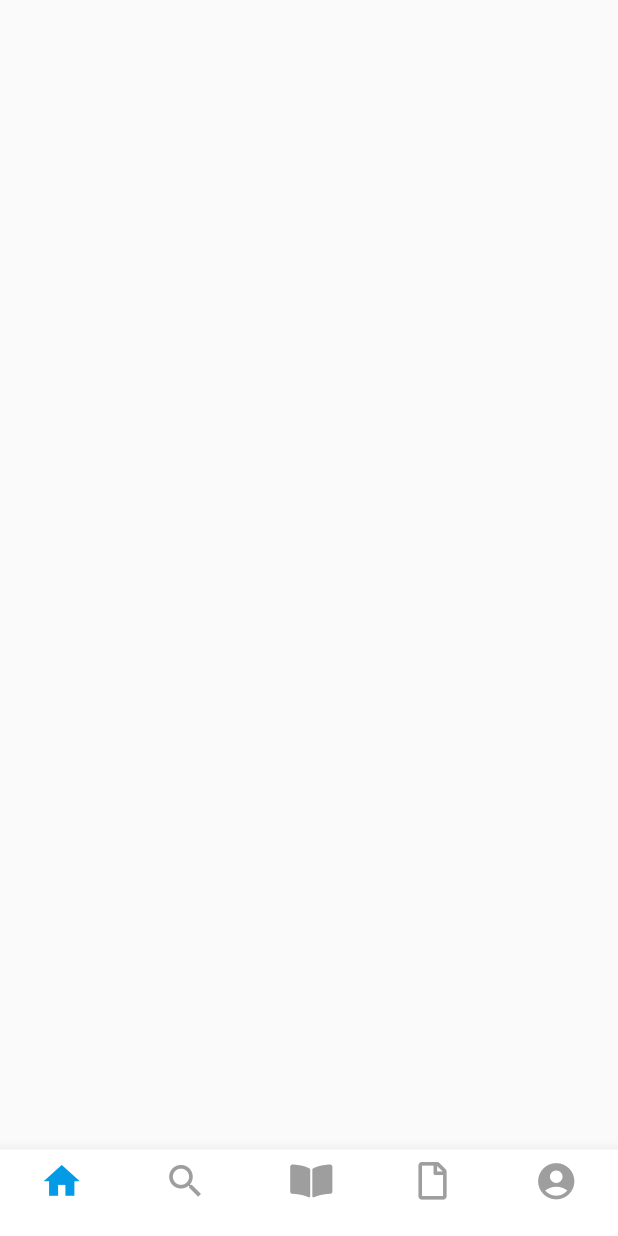
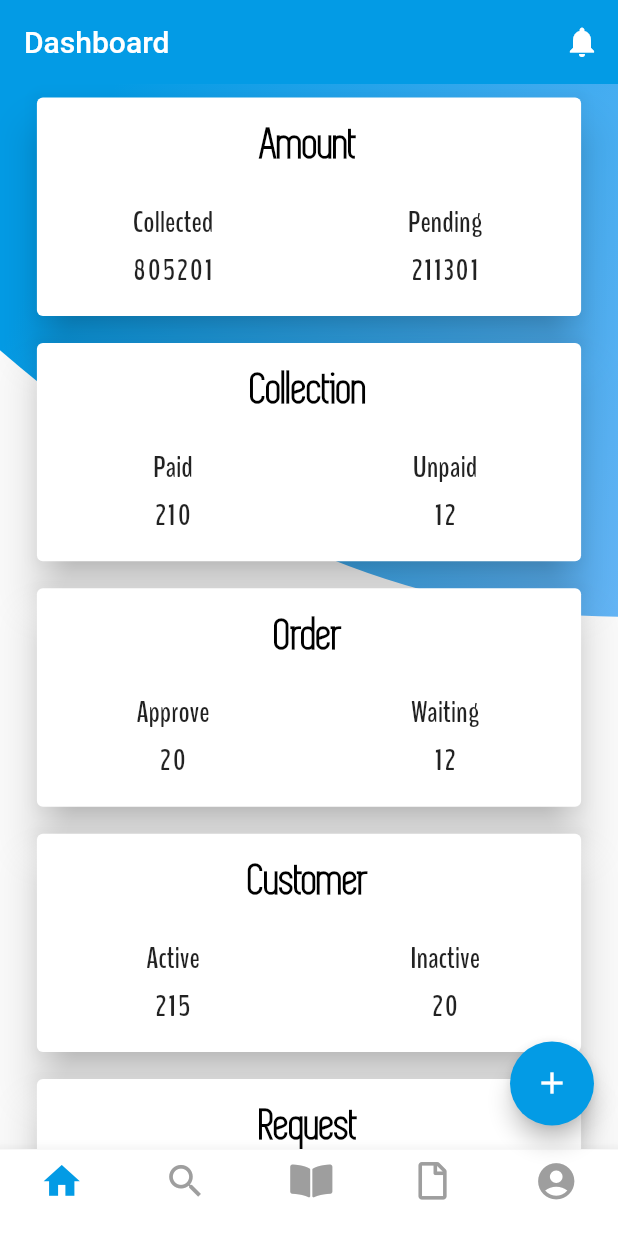
Before and after one commit to JashanPuri/Monthly_Pay_User, a Flutter app: the screen it shows after launch, on a phone screen of 412 x 824 dp. Run offline on Flutter 3.47's test engine with Material 2 defaults, Android fonts, the phone set to English and light mode, and no system bars; our stand-ins replace font_awesome_flutter.

Commit message:
Dashboard Added

```diff
--- a/lib/Dash_Board/dash_board.dart
+++ b/lib/Dash_Board/dash_board.dart
@@ -1,6 +1,14 @@
 import 'package:flutter/material.dart';
+
 import 'package:monthly_pay_user/Common_Widgets/bottom_navigation_bar.dart';
 import 'package:monthly_pay_user/Common_Widgets/curve_painter.dart';
+
+import 'widgets/amount.dart';
+import 'widgets/collection.dart';
+import 'widgets/order.dart';
+import 'widgets/customer.dart';
+import 'widgets/request.dart';
+
 
 class DashBoard extends StatefulWidget {
   @override
@@ -8,14 +16,75 @@ class DashBoard extends StatefulWidget {
 }
 
 class _DashBoardState extends State<DashBoard> {
+  AppBar _appBar = AppBar(
+    title: Text('Dashboard'),
+    actions: <Widget>[
+      IconButton(icon: Icon(Icons.notifications), onPressed: () {}),
+    ],
+    elevation: 0.0,
+  );
+
   @override
   Widget build(BuildContext context) {
-    return CustomPaint(
-      painter: CurvePainter(),
-      child: Scaffold(
-        bottomNavigationBar: BottomBar(currentTab: 0,),
-        body: Container(
-          height: MediaQuery.of(context).size.height,
+    double _heightOfScreen = MediaQuery.of(context).size.height -
+        _appBar.preferredSize.height -
+        MediaQuery.of(context).padding.top;
+    double _widthOfScreen = MediaQuery.of(context).size.width;
+
+    return Scaffold(
+      appBar: _appBar,
+      bottomNavigationBar: BottomBar(
+        currentTab: 0,
+      ),
+      floatingActionButton: FloatingActionButton(
+        onPressed: () {},
+        child: Icon(
+          Icons.add,
+          color: Theme.of(context).accentColor,
+        ),
+        backgroundColor: Theme.of(context).primaryColor,
+      ),
+      body: CustomPaint(
+        painter: CurvePainter(),
+        child: Container(
+          height: _heightOfScreen,
+          width: _widthOfScreen,
+          child: SingleChildScrollView(
+            child: Column(
+              children: <Widget>[
+                Container(
+                  margin: EdgeInsets.symmetric(vertical: 5),
+                  height: _heightOfScreen / 5,
+                  width: _widthOfScreen * 0.90,
+                  child: Amount(),
+                ),
+                Container(
+                  margin: EdgeInsets.symmetric(vertical: 5),
+                  height: _heightOfScreen / 5,
+                  width: _widthOfScreen * 0.90,
+                  child: Collection(),
+                ),
+                Container(
+                  margin: EdgeInsets.symmetric(vertical: 5),
+                  height: _heightOfScreen / 5,
+                  width: _widthOfScreen * 0.90,
+                  child: Order(),
+                ),
+                Container(
+                  margin: EdgeInsets.symmetric(vertical: 5),
+                  height: _heightOfScreen / 5,
+                  width: _widthOfScreen * 0.90,
+                  child: Customer(),
+                ),
+                Container(
+                  margin: EdgeInsets.symmetric(vertical: 5),
+                  height: _heightOfScreen / 5,
+                  width: _widthOfScreen * 0.90,
+                  child: Request(),
+                )
+              ],
+            ),
+          ),
         ),
       ),
     );
--- /dev/null
+++ b/lib/Dash_Board/widgets/amount.dart
@@ -0,0 +1,67 @@
+import 'package:flutter/material.dart';
+
+class Amount extends StatefulWidget {
+  @override
+  _AmountState createState() => _AmountState();
+}
+
+class _AmountState extends State<Amount> {
+  @override
+  Widget build(BuildContext context) {
+    return Card(
+      elevation: 12,
+      child: Column(
+        mainAxisAlignment: MainAxisAlignment.spaceEvenly,
+        children: <Widget>[
+          Text(
+            'Amount',
+            style: Theme.of(context).textTheme.headline6,
+          ),
+          Row(
+            mainAxisAlignment: MainAxisAlignment.spaceAround,
+            children: <Widget>[
+              Expanded(
+                child: Column(
+                  children: <Widget>[
+                    Padding(
+                      padding: const EdgeInsets.symmetric(vertical: 5.0),
+                      child: Text(
+                        'Collected',
+                        style: Theme.of(context).textTheme.subtitle1,
+                      ),
+                    ),
+                    Text(
+                      '805201',
+                      style: Theme.of(context)
+                          .textTheme
+                          .subtitle1
+                          .copyWith(letterSpacing: 1.3),
+                    )
+                  ],
+                ),
+              ),
+              Expanded(
+                child: Column(
+                  children: <Widget>[
+                    Padding(
+                      padding: const EdgeInsets.symmetric(vertical: 5),
+                      child: Text('Pending',
+                          style: Theme.of(context).textTheme.subtitle1),
+                    ),
+                    Text(
+                      '211301',
+                      style: Theme.of(context)
+                          .textTheme
+                          .subtitle1
+                          .copyWith(letterSpacing: 1.3),
+                    )
+                  ],
+                ),
+              )
+            ],
+          ),
+        ],
+      ),
+    );
+  }
+}
--- /dev/null
+++ b/lib/Dash_Board/widgets/collection.dart
@@ -0,0 +1,67 @@
+import 'package:flutter/material.dart';
+
+class Collection extends StatefulWidget {
+  @override
+  _CollectionState createState() => _CollectionState();
+}
+
+class _CollectionState extends State<Collection> {
+  @override
+  Widget build(BuildContext context) {
+    return Card(
+      elevation: 12,
+      child: Column(
+        mainAxisAlignment: MainAxisAlignment.spaceEvenly,
+        children: <Widget>[
+          Text(
+            'Collection',
+            style: Theme.of(context).textTheme.headline6,
+          ),
+          Row(
+            mainAxisAlignment: MainAxisAlignment.spaceAround,
+            children: <Widget>[
+              Expanded(
+                child: Column(
+                  children: <Widget>[
+                    Padding(
+                      padding: const EdgeInsets.symmetric(vertical:5.0),
+                      child: Text(
+                        'Paid',
+                        style: Theme.of(context).textTheme.subtitle1,
+                      ),
+                    ),
+                    Text(
+                      '210',
+                      style: Theme.of(context)
+                          .textTheme
+                          .subtitle1
+                          .copyWith(letterSpacing: 1.3),
+                    )
+                  ],
+                ),
+              ),
+              Expanded(
+                child: Column(
+                  children: <Widget>[
+                    Padding(
+                      padding: const EdgeInsets.symmetric(vertical:5.0),
+                      child: Text('Unpaid',
+                          style: Theme.of(context).textTheme.subtitle1),
+                    ),
+                    Text(
+                      '12',
+                      style: Theme.of(context)
+                          .textTheme
+                          .subtitle1
+                          .copyWith(letterSpacing: 1.3),
+                    )
+                  ],
+                ),
+              )
+            ],
+          ),
+        ],
+      ),
+    );
+  }
+}
--- /dev/null
+++ b/lib/Dash_Board/widgets/customer.dart
@@ -0,0 +1,67 @@
+import 'package:flutter/material.dart';
+
+class Customer extends StatefulWidget {
+  @override
+  _CustomerState createState() => _CustomerState();
+}
+
+class _CustomerState extends State<Customer> {
+  @override
+  Widget build(BuildContext context) {
+    return Card(
+      elevation: 12,
+      child: Column(
+        mainAxisAlignment: MainAxisAlignment.spaceEvenly,
+        children: <Widget>[
+          Text(
+            'Customer',
+            style: Theme.of(context).textTheme.headline6,
+          ),
+          Row(
+            mainAxisAlignment: MainAxisAlignment.spaceAround,
+            children: <Widget>[
+              Expanded(
+                child: Column(
+                  children: <Widget>[
+                    Padding(
+                      padding: const EdgeInsets.symmetric(vertical:5.0),
+                      child: Text(
+                        'Active',
+                        style: Theme.of(context).textTheme.subtitle1,
+                      ),
+                    ),
+                    Text(
+                      '215',
+                      style: Theme.of(context)
+                          .textTheme
+                          .subtitle1
+                          .copyWith(letterSpacing: 1.3),
+                    )
+                  ],
+                ),
+              ),
+              Expanded(
+                child: Column(
+                  children: <Widget>[
+                    Padding(
+                      padding: const EdgeInsets.symmetric(vertical:5.0),
+                      child: Text('Inactive',
+                          style: Theme.of(context).textTheme.subtitle1),
+                    ),
+                    Text(
+                      '20',
+                      style: Theme.of(context)
+                          .textTheme
+                          .subtitle1
+                          .copyWith(letterSpacing: 1.3),
+                    )
+                  ],
+                ),
+              )
+            ],
+          ),
+        ],
+      ),
+    );
+  }
+}
--- /dev/null
+++ b/lib/Dash_Board/widgets/order.dart
@@ -0,0 +1,67 @@
+import 'package:flutter/material.dart';
+
+class Order extends StatefulWidget {
+  @override
+  _OrderState createState() => _OrderState();
+}
+
+class _OrderState extends State<Order> {
+  @override
+  Widget build(BuildContext context) {
+    return Card(
+      elevation: 12,
+      child: Column(
+        mainAxisAlignment: MainAxisAlignment.spaceEvenly,
+        children: <Widget>[
+          Text(
+            'Order',
+            style: Theme.of(context).textTheme.headline6,
+          ),
+          Row(
+            mainAxisAlignment: MainAxisAlignment.spaceAround,
+            children: <Widget>[
+              Expanded(
+                child: Column(
+                  children: <Widget>[
+                    Padding(
+                      padding: const EdgeInsets.symmetric(vertical:5.0),
+                      child: Text(
+                        'Approve',
+                        style: Theme.of(context).textTheme.subtitle1,
+                      ),
+                    ),
+                    Text(
+                      '20',
+                      style: Theme.of(context)
+                          .textTheme
+                          .subtitle1
+                          .copyWith(letterSpacing: 1.3),
+                    )
+                  ],
+                ),
+              ),
+              Expanded(
+                child: Column(
+                  children: <Widget>[
+                    Padding(
+                      padding: const EdgeInsets.symmetric(vertical:5.0),
+                      child: Text('Waiting',
+                          style: Theme.of(context).textTheme.subtitle1),
+                    ),
+                    Text(
+                      '12',
+                      style: Theme.of(context)
+                          .textTheme
+                          .subtitle1
+                          .copyWith(letterSpacing: 1.3),
+                    )
+                  ],
+                ),
+              )
+            ],
+          ),
+        ],
+      ),
+    );
+  }
+}
--- /dev/null
+++ b/lib/Dash_Board/widgets/request.dart
@@ -0,0 +1,67 @@
+import 'package:flutter/material.dart';
+
+class Request extends StatefulWidget {
+  @override
+  _RequestState createState() => _RequestState();
+}
+
+class _RequestState extends State<Request> {
+  @override
+  Widget build(BuildContext context) {
+    return  Card(
+      elevation: 12,
+      child: Column(
+        mainAxisAlignment: MainAxisAlignment.spaceEvenly,
+        children: <Widget>[
+          Text(
+            'Request',
+            style: Theme.of(context).textTheme.headline6,
+          ),
+          Row(
+            mainAxisAlignment: MainAxisAlignment.spaceAround,
+            children: <Widget>[
+              Expanded(
+                child: Column(
+                  children: <Widget>[
+                    Padding(
+                      padding: const EdgeInsets.symmetric(vertical:5.0),
+                      child: Text(
+                        'Solved',
+                        style: Theme.of(context).textTheme.subtitle1,
+                      ),
+                    ),
+                    Text(
+                      '10',
+                      style: Theme.of(context)
+                          .textTheme
+                          .subtitle1
+                          .copyWith(letterSpacing: 1.3),
+                    )
+                  ],
+                ),
+              ),
+              Expanded(
+                child: Column(
+                  children: <Widget>[
+                    Padding(
+                      padding: const EdgeInsets.symmetric(vertical:5.0),
+                      child: Text('Unsolved',
+                          style: Theme.of(context).textTheme.subtitle1),
+                    ),
+                    Text(
+                      '5',
+                      style: Theme.of(context)
+                          .textTheme
+                          .subtitle1
+                          .copyWith(letterSpacing: 1.3),
+                    )
+                  ],
+                ),
+              )
+            ],
+          ),
+        ],
+      ),
+    );
+  }
+}
--- a/lib/main.dart
+++ b/lib/main.dart
@@ -30,8 +30,8 @@ class MyApp extends StatelessWidget {
           headline6: TextStyle(
             color: Colors.black,
             fontSize: 30,
-              fontFamily: 'SIMPLIFICA'
-
+              fontFamily: 'SIMPLIFICA',
+            fontWeight: FontWeight.bold,
           ),
           subtitle1: TextStyle(
             color: Colors.black87,
```
